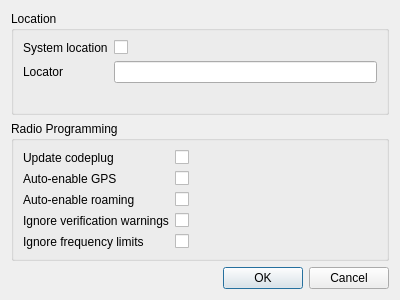
Before: the Qt Designer form src/settingsdialog.ui in hmatuschek/qdmr, drawn with Qt 5.
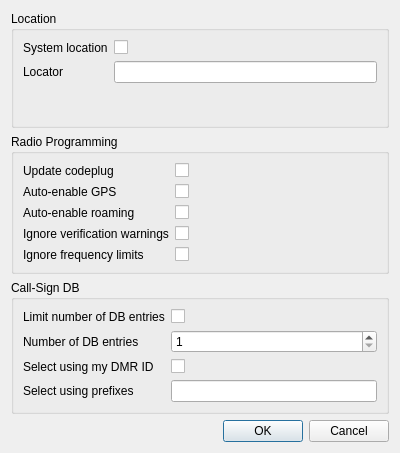
After: the same form once the commit is applied.

Commit message: Implemented multiple prefixes for call-sign DB generation. Addresses #110.

```diff
--- a/src/settingsdialog.ui
+++ b/src/settingsdialog.ui
@@ -7,7 +7,7 @@
     <x>0</x>
     <y>0</y>
     <width>400</width>
-    <height>300</height>
+    <height>453</height>
    </rect>
   </property>
   <property name="windowTitle">
@@ -144,6 +144,83 @@
      </layout>
     </widget>
    </item>
+   <item>
+    <widget class="QGroupBox" name="groupBox_3">
+     <property name="title">
+      <string>Call-Sign DB</string>
+     </property>
+     <layout class="QFormLayout" name="formLayout_4">
+      <item row="0" column="0">
+       <widget class="QLabel" name="label_8">
+        <property name="text">
+         <string>Limit number of DB entries</string>
+        </property>
+       </widget>
+      </item>
+      <item row="0" column="1">
+       <widget class="QCheckBox" name="dbLimitEnable">
+        <property name="toolTip">
+         <string>When enabled, the number of DB entries will be limited. Otherwise the maximum number of entries are generated (device dependent).</string>
+        </property>
+        <property name="text">
+         <string/>
+        </property>
+       </widget>
+      </item>
+      <item row="1" column="0">
+       <widget class="QLabel" name="label_9">
+        <property name="text">
+         <string>Number of DB entries</string>
+        </property>
+       </widget>
+      </item>
+      <item row="1" column="1">
+       <widget class="QSpinBox" name="dbLimit">
+        <property name="toolTip">
+         <string>Specifies the number of DB entries (if enabled above).</string>
+        </property>
+        <property name="minimum">
+         <number>1</number>
+        </property>
+        <property name="maximum">
+         <number>999999</number>
+        </property>
+       </widget>
+      </item>
+      <item row="2" column="0">
+       <widget class="QLabel" name="label_10">
+        <property name="text">
+         <string>Select using my DMR ID</string>
+        </property>
+       </widget>
+      </item>
+      <item row="2" column="1">
+       <widget class="QCheckBox" name="useUserId">
+        <property name="toolTip">
+         <string>If enabled, the entries are selected using the users DMR ID.</string>
+        </property>
+        <property name="text">
+         <string/>
+        </property>
+       </widget>
+      </item>
+      <item row="3" column="0">
+       <widget class="QLabel" name="label_11">
+        <property name="text">
+         <string>Select using prefixes</string>
+        </property>
+       </widget>
+      </item>
+      <item row="3" column="1">
+       <widget class="QLineEdit" name="prefixes">
+        <property name="toolTip">
+         <string>If enabled, these comma separated DMR ID prefixes are used to select the call-sign DB entries.</string>
+        </property>
+       </widget>
+      </item>
+     </layout>
+    </widget>
+   </item>
    <item>
     <widget class="QDialogButtonBox" name="buttonBox">
      <property name="orientation">
```
The commit also changes 5 other files.
